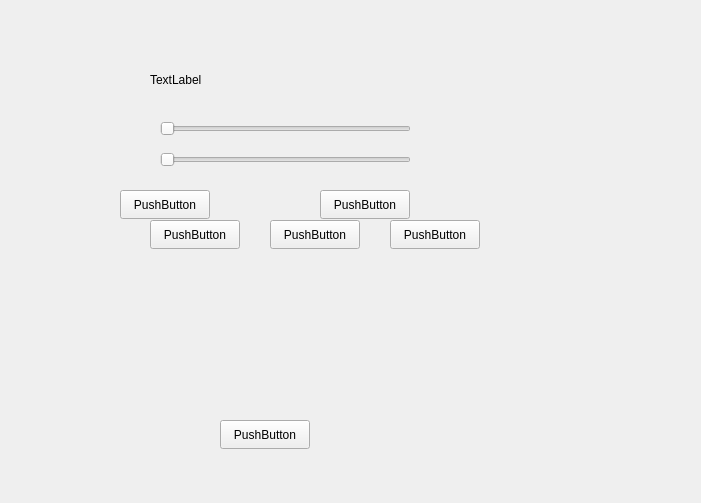
First picture: the form in settingpage.ui, repository mobinaebrahim/Slay-The-Spire, before the edit.
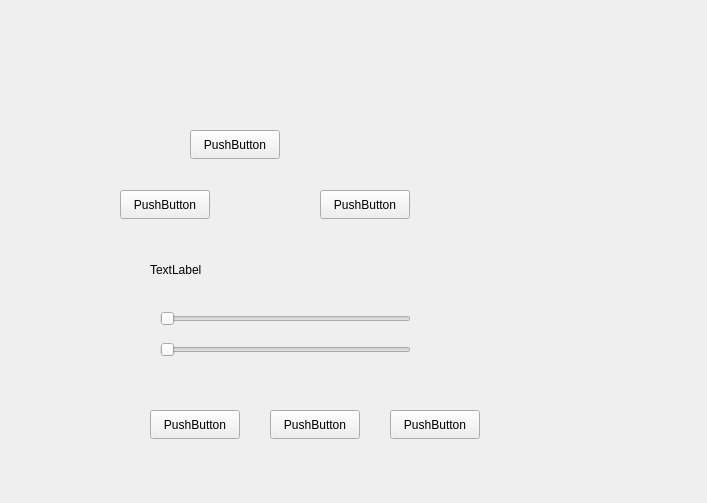
Second picture: the form after the edit. The open tabs and pages were chosen to show the change. Icons and pictures are not drawn.

```diff
--- a/settingpage.ui
+++ b/settingpage.ui
@@ -6,7 +6,7 @@
    <rect>
     <x>0</x>
     <y>0</y>
-    <width>701</width>
+    <width>707</width>
     <height>503</height>
    </rect>
   </property>
@@ -17,9 +17,9 @@
    <property name="geometry">
     <rect>
      <x>30</x>
-     <y>10</y>
-     <width>661</width>
-     <height>471</height>
+     <y>200</y>
+     <width>581</width>
+     <height>281</height>
     </rect>
    </property>
    <property name="currentIndex">
@@ -65,19 +65,6 @@
       <string>PushButton</string>
      </property>
     </widget>
-    <widget class="QPushButton" name="btnBack">
-     <property name="geometry">
-      <rect>
-       <x>190</x>
-       <y>410</y>
-       <width>90</width>
-       <height>29</height>
-      </rect>
-     </property>
-     <property name="text">
-      <string>PushButton</string>
-     </property>
-    </widget>
     <widget class="QSlider" name="sliderMusic">
      <property name="geometry">
       <rect>
@@ -330,6 +317,19 @@
     <string>PushButton</string>
    </property>
   </widget>
+  <widget class="QPushButton" name="btnReturn">
+   <property name="geometry">
+    <rect>
+     <x>190</x>
+     <y>130</y>
+     <width>90</width>
+     <height>29</height>
+    </rect>
+   </property>
+   <property name="text">
+    <string>PushButton</string>
+   </property>
+  </widget>
  </widget>
  <resources/>
  <connections/>
```
Left out of the diff: 66 changed lines with no effect on the pictures.
